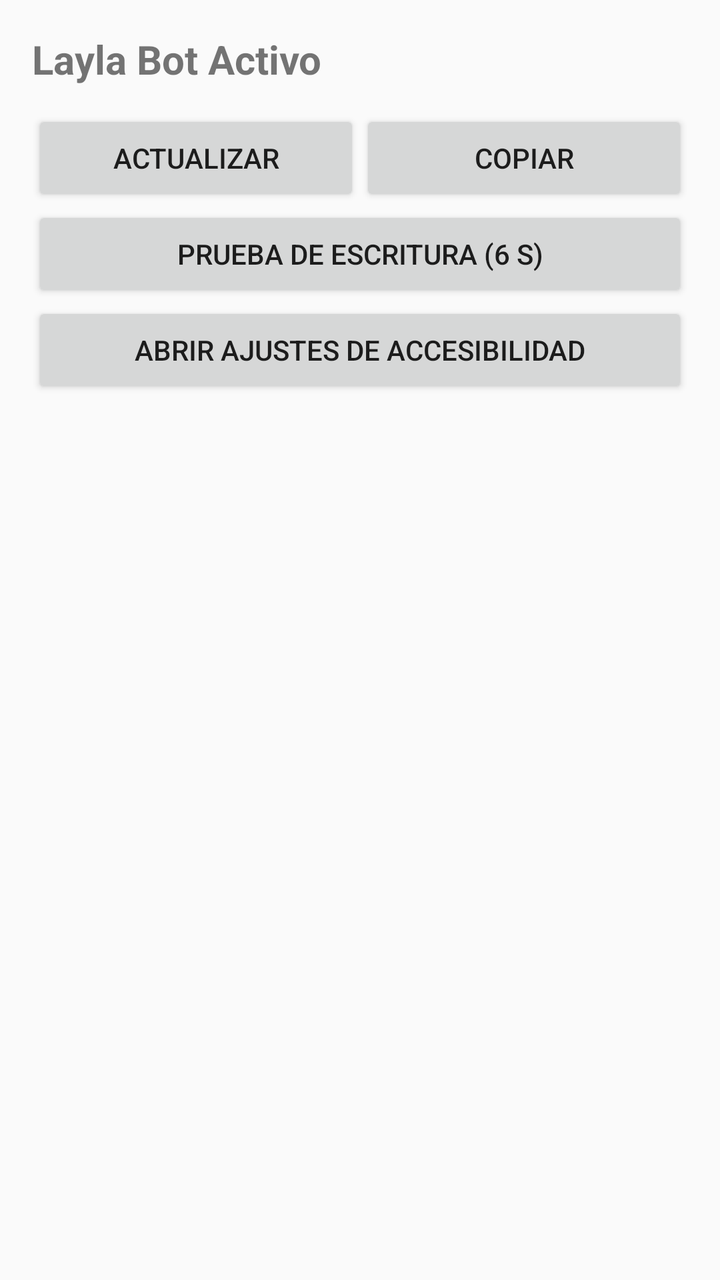
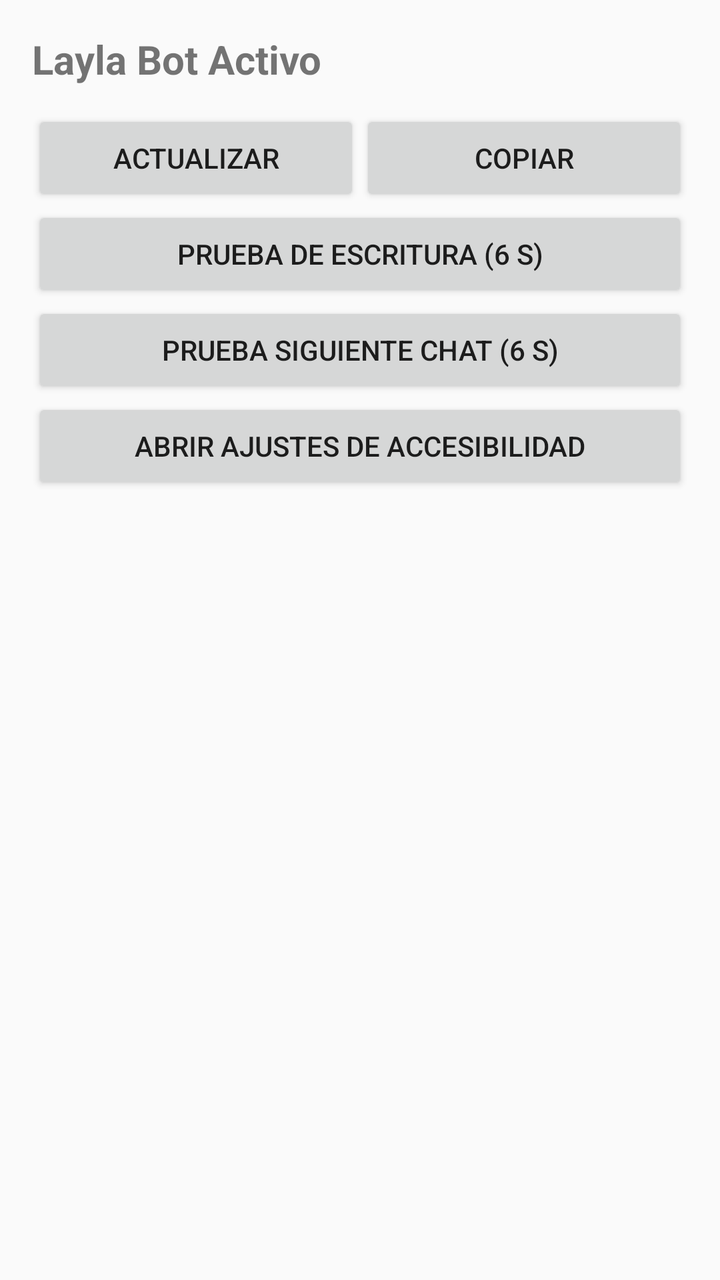

Two renders of the same Android screen: before a commit and after it. Below are the layout's source before the change and the commit's diff.
<!-- AndroidManifest.xml: application theme Theme.AppCompat.Light.DarkActionBar -->
<!-- res/layout/activity_main.xml -->
<?xml version="1.0" encoding="utf-8"?>
<LinearLayout xmlns:android="http://schemas.android.com/apk/res/android"
    android:layout_width="match_parent"
    android:layout_height="match_parent"
    android:orientation="vertical"
    android:padding="16dp">

    <TextView
        android:layout_width="wrap_content"
        android:layout_height="wrap_content"
        android:text="Layla Bot Activo"
        android:textSize="20sp"
        android:textStyle="bold"/>

    <LinearLayout
        android:layout_width="match_parent"
        android:layout_height="wrap_content"
        android:orientation="horizontal"
        android:layout_marginTop="12dp">

        <Button
            android:id="@+id/btn_actualizar"
            android:layout_width="0dp"
            android:layout_height="wrap_content"
            android:layout_weight="1"
            android:text="Actualizar"/>

        <Button
            android:id="@+id/btn_copiar"
            android:layout_width="0dp"
            android:layout_height="wrap_content"
            android:layout_weight="1"
            android:text="Copiar"/>
    </LinearLayout>

    <Button
        android:id="@+id/btn_prueba"
        android:layout_width="match_parent"
        android:layout_height="wrap_content"
        android:text="Prueba de escritura (6 s)"/>

    <Button
        android:id="@+id/btn_ajustes"
        android:layout_width="match_parent"
        android:layout_height="wrap_content"
        android:text="Abrir ajustes de accesibilidad"/>

    <ScrollView
        android:layout_width="match_parent"
        android:layout_height="0dp"
        android:layout_weight="1"
        android:layout_marginTop="12dp">

        <TextView
            android:id="@+id/salida"
            android:layout_width="match_parent"
            android:layout_height="wrap_content"
            android:textSize="12sp"
            android:typeface="monospace"
            android:textIsSelectable="true"/>
    </ScrollView>

</LinearLayout>
<!-- resources referenced by this layout -->
<resources>

</resources>

<!-- the commit's change to res/layout/activity_main.xml (unified diff, before → after) -->
@@ -40,6 +40,12 @@
         android:text="Prueba de escritura (6 s)"/>
 
     <Button
+        android:id="@+id/btn_siguiente"
+        android:layout_width="match_parent"
+        android:layout_height="wrap_content"
+        android:text="Prueba siguiente chat (6 s)"/>
+
+    <Button
         android:id="@+id/btn_ajustes"
         android:layout_width="match_parent"
         android:layout_height="wrap_content"
